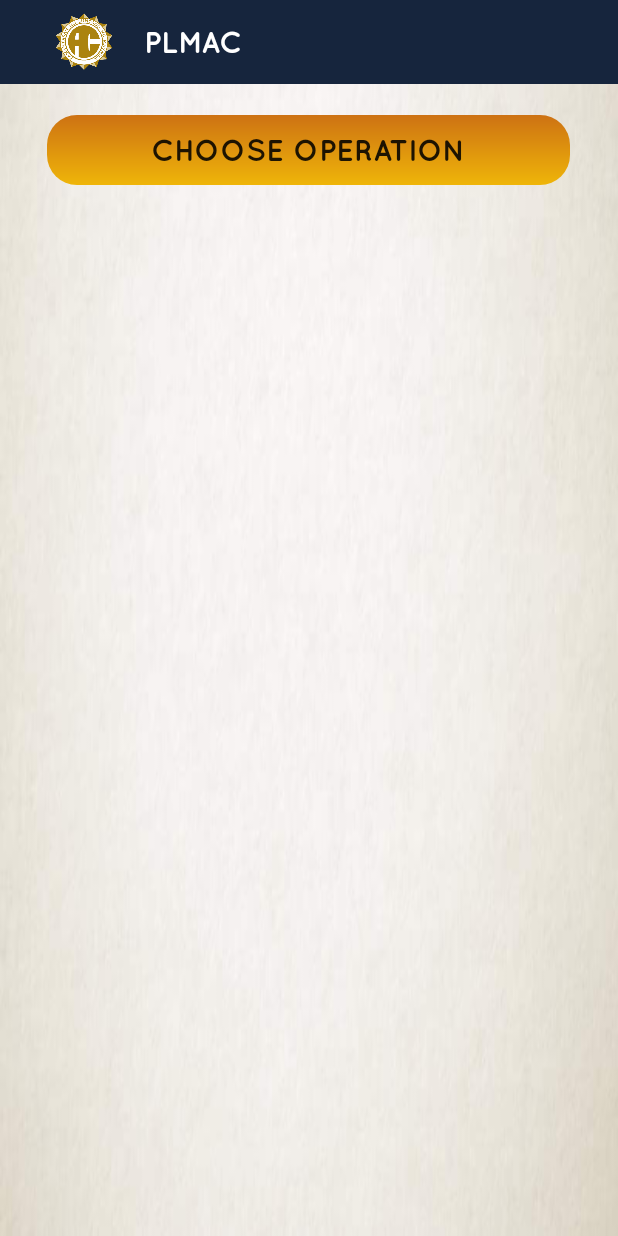
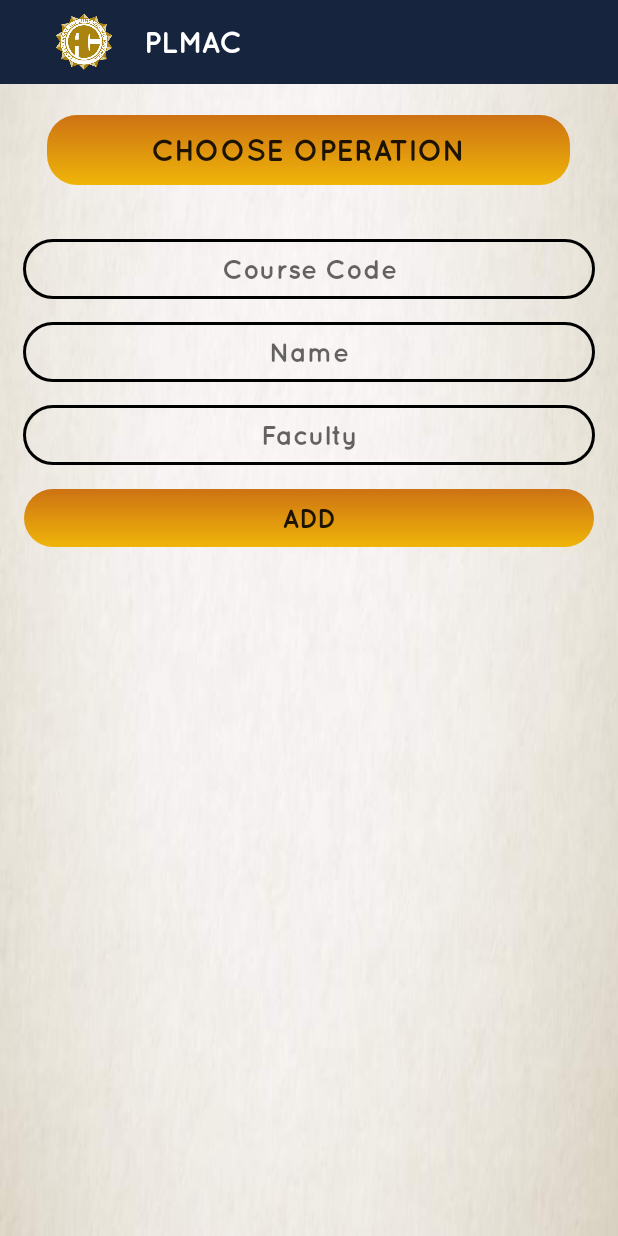
Before and after one commit to plmacdeveloper/PLMAC, an Android app: the AdminSubject screen opened directly, with no data from a screen before it, on a phone screen of 412 x 824 dp. Run offline under Robolectric (Android 15) with nearby library versions, the light colour scheme and no system bars; our stand-ins replace Firebase (no records; nobody signed in at launch, a user with empty details on screens opened directly).

Commit message:
add subject

```diff
--- a/app/build.gradle
+++ b/app/build.gradle
@@ -9,7 +9,7 @@ android {
         versionCode 1
         versionName "1.0"
         testInstrumentationRunner "android.support.test.runner.AndroidJUnitRunner"
-        multiDexEnabled true
+       // multiDexEnabled true
     }
     buildTypes {
         release {
@@ -20,7 +20,7 @@ android {
 }
 
 dependencies {
-    implementation fileTree(dir: 'libs', include: ['*.jar'])
+    implementation fileTree(include: ['*.jar'], dir: 'libs')
     implementation 'com.android.support:appcompat-v7:28.0.0-alpha1'
     implementation 'com.android.support:support-media-compat:28.0.0-alpha1'
     implementation 'com.android.support:support-v4:28.0.0-alpha1'
@@ -35,8 +35,7 @@ dependencies {
     implementation 'com.google.android.gms:play-services-vision:15.0.2'
     implementation 'com.google.zxing:core:3.3.3'
     implementation 'com.journeyapps:zxing-android-embedded:3.6.0'
-
-
+    implementation 'com.android.support:recyclerview-v7:28.0.0-alpha1'
 }
 
 apply plugin: 'com.google.gms.google-services'
--- a/app/src/main/AndroidManifest.xml
+++ b/app/src/main/AndroidManifest.xml
@@ -80,6 +80,7 @@
         <activity
             android:name=".FacultyViewSubject"
             android:theme="@style/AppTheme"/>
+
     </application>
 
 </manifest>
--- a/app/src/main/java/plm/oop/com/plmac/AdminSubject.java
+++ b/app/src/main/java/plm/oop/com/plmac/AdminSubject.java
@@ -2,9 +2,13 @@ package plm.oop.com.plmac;
 
 import android.app.ProgressDialog;
 import android.content.Intent;
-import android.support.annotation.NonNull;
 import android.support.v7.app.AppCompatActivity;
 import android.os.Bundle;
+import android.support.v7.widget.LinearLayoutManager;
+import android.support.v7.widget.RecyclerView;
+import android.text.Editable;
+import android.text.TextWatcher;
+import android.view.Menu;
 import android.view.View;
 import android.widget.Button;
 import android.widget.EditText;
@@ -12,12 +16,11 @@ import android.widget.LinearLayout;
 import android.widget.Toast;
 
 import com.google.firebase.database.DataSnapshot;
-import com.google.firebase.database.DatabaseError;
 import com.google.firebase.database.DatabaseReference;
 import com.google.firebase.database.FirebaseDatabase;
-import com.google.firebase.database.ValueEventListener;
 
-import java.util.HashMap;
+import java.util.ArrayList;
+import java.util.List;
 
 public class AdminSubject extends AppCompatActivity {
 
@@ -31,6 +34,7 @@ public class AdminSubject extends AppCompatActivity {
     //    Delete
     private EditText adminSubjectCodeDelete;
     private Button adminSubjectDeleteUser;
+    private RecyclerView adminSubjectCodeView;
 
     private ProgressDialog progressDialog;
     private FirebaseDatabase firebaseDatabase;
@@ -56,25 +60,10 @@ public class AdminSubject extends AppCompatActivity {
         adminSubjectAddUser = findViewById(R.id.btAdminSubjectAddUser);
 
         adminSubjectCodeDelete = findViewById(R.id.etAdminSubjectCodeDelete);
+        adminSubjectCodeView = findViewById(R.id.rvAdminSubjectCode);
         adminSubjectDeleteUser = findViewById(R.id.btAdminSubjectDeleteUser);
 
 
-        SubjectChooseOperation.setOnClickListener(new View.OnClickListener() {
-            @Override
-            public void onClick(View view) {
-                if(adminSubjectChoose.getVisibility() == View.GONE) {
-                    adminSubjectChoose.setVisibility(View.VISIBLE);
-                    layoutAdminSubjectAdd.setVisibility(View.GONE);
-                    layoutAdminSubjectDelete.setVisibility(View.GONE);
-                    SubjectChooseOperation.setText(R.string.choose);
-                }else{
-                    adminSubjectChoose.setVisibility(View.GONE);
-                    layoutAdminSubjectAdd.setVisibility(View.GONE);
-                    layoutAdminSubjectDelete.setVisibility(View.GONE);
-                    SubjectChooseOperation.setText(R.string.choose);
-                }
-            }
-        });
 
         adminSubjectAdd.setOnClickListener(new View.OnClickListener() {
             @Override
--- a/app/src/main/res/layout/activity_admin_subject.xml
+++ b/app/src/main/res/layout/activity_admin_subject.xml
@@ -4,125 +4,122 @@
     xmlns:tools="http://schemas.android.com/tools"
     android:layout_width="match_parent"
     android:layout_height="match_parent"
-    tools:context=".AdminSubject"
-    android:background="@mipmap/real_ivory">
+    android:background="@mipmap/real_ivory"
+    tools:context=".AdminSubject">
 
     <include
-        layout="@layout/app_bar"
         android:id="@+id/app_bar"
-        >
-    </include>
+        layout="@layout/app_bar"></include>
 
     <Button
         android:id="@+id/btSubjectChooseOperation"
         android:layout_width="wrap_content"
         android:layout_height="wrap_content"
-        android:text="Choose Operation"
+        android:layout_below="@id/app_bar"
         android:layout_centerHorizontal="true"
-        android:layout_below="@id/app_bar"
         android:layout_marginTop="20dp"
         android:background="@drawable/btn_bg2"
+        android:fontFamily="@font/quicksand_bold"
         android:paddingHorizontal="70dp"
-        android:fontFamily="@font/quicksand_bold"
-        android:textSize="20sp"/>
+        android:text="Choose Operation"
+        android:textSize="20sp" />
 
     <LinearLayout
         android:id="@+id/llAdminSubjectChoose"
         android:layout_width="match_parent"
         android:layout_height="wrap_content"
+        android:layout_below="@+id/btSubjectChooseOperation"
+        android:layout_centerHorizontal="true"
         android:layout_marginHorizontal="15dp"
-        android:layout_centerHorizontal="true"
-        android:layout_below="@+id/btSubjectChooseOperation"
         android:orientation="vertical"
-        android:visibility="gone"
-        >
+        android:visibility="gone">
 
         <Button
             android:id="@+id/btAdminSubjectAdd"
             android:layout_width="match_parent"
             android:layout_height="wrap_content"
+            android:layout_marginTop="15dp"
+            android:background="@drawable/btn_bg3"
             android:fontFamily="@font/quicksand_bold"
-            android:textSize="20sp"
-            android:background="@drawable/btn_bg3"
-            android:layout_marginTop="15dp"
-            android:text="ADD"/>
+            android:text="ADD"
+            android:textSize="20sp" />
+
         <Button
             android:id="@+id/btAdminSubjectDelete"
             android:layout_width="match_parent"
             android:layout_height="wrap_content"
+            android:layout_marginTop="15dp"
+            android:background="@drawable/btn_bg3"
             android:fontFamily="@font/quicksand_bold"
-            android:textSize="20sp"
-            android:background="@drawable/btn_bg3"
-            android:layout_marginTop="15dp"
-            android:text="DELETE"/>
+            android:text="DELETE"
+            android:textSize="20sp" />
+
         <Button
             android:id="@+id/btAdminSubjectUpdate"
             android:layout_width="match_parent"
             android:layout_height="wrap_content"
+            android:layout_marginTop="15dp"
+            android:background="@drawable/btn_bg3"
             android:fontFamily="@font/quicksand_bold"
-            android:textSize="20sp"
-            android:background="@drawable/btn_bg3"
-            android:layout_marginTop="15dp"
-            android:text="UPDATE"/>
+            android:text="UPDATE"
+            android:textSize="20sp" />
     </LinearLayout>
 
     <LinearLayout
         android:id="@+id/llAdminSubjectAdd"
         android:layout_width="match_parent"
         android:layout_height="match_parent"
+        android:layout_below="@+id/btSubjectChooseOperation"
         android:layout_marginHorizontal="15dp"
-        android:layout_below="@+id/btSubjectChooseOperation"
         android:layout_marginTop="20dp"
         android:orientation="vertical"
-        android:visibility="gone">
+        android:visibility="visible">
 
         <EditText
             android:id="@+id/etAdminSubjectCodeAdd"
             android:layout_width="match_parent"
             android:layout_height="40dp"
+            android:layout_marginTop="15dp"
             android:background="@drawable/et_bg"
-            android:layout_marginTop="15dp"
             android:fontFamily="@font/quicksand_bold"
             android:hint="Course Code"
             android:textAlignment="center"
-            android:textSize="18sp"
             android:textColor="@color/black"
-            />
+            android:textSize="18sp" />
 
         <EditText
             android:id="@+id/etAdminSubjectNameAdd"
             android:layout_width="match_parent"
             android:layout_height="40dp"
+            android:layout_marginTop="15dp"
             android:background="@drawable/et_bg"
-            android:layout_marginTop="15dp"
             android:fontFamily="@font/quicksand_bold"
             android:hint="Name"
             android:textAlignment="center"
-            android:textSize="18sp"
-            android:textColor="@color/black"/>
+            android:textColor="@color/black"
+            android:textSize="18sp" />
 
         <EditText
             android:id="@+id/etAdminSubjectFacultyAdd"
             android:layout_width="match_parent"
             android:layout_height="40dp"
+            android:layout_marginTop="15dp"
             android:background="@drawable/et_bg"
-            android:layout_marginTop="15dp"
             android:fontFamily="@font/quicksand_bold"
             android:hint="Faculty"
             android:textAlignment="center"
-            android:textSize="18sp"
-            android:textColor="@color/black"/>
+            android:textColor="@color/black"
+            android:textSize="18sp" />
 
         <Button
             android:id="@+id/btAdminSubjectAddUser"
             android:layout_width="match_parent"
             android:layout_height="40dp"
             android:layout_marginTop="15dp"
+            android:background="@drawable/btn_bg2"
+            android:fontFamily="@font/quicksand_bold"
             android:text="Add"
-            android:fontFamily="@font/quicksand_bold"
-            android:textSize="18sp"
-            android:background="@drawable/btn_bg2"
-            />
+            android:textSize="18sp" />
 
     </LinearLayout>
 
@@ -130,8 +127,8 @@
         android:id="@+id/llAdminSubjectDelete"
         android:layout_width="match_parent"
         android:layout_height="match_parent"
+        android:layout_below="@+id/btSubjectChooseOperation"
         android:layout_marginHorizontal="15dp"
-        android:layout_below="@+id/btSubjectChooseOperation"
         android:layout_marginTop="20dp"
         android:orientation="vertical"
         android:visibility="gone">
@@ -140,26 +137,30 @@
             android:id="@+id/etAdminSubjectCodeDelete"
             android:layout_width="match_parent"
             android:layout_height="40dp"
+            android:layout_marginTop="15dp"
             android:background="@drawable/et_bg"
-            android:layout_marginTop="15dp"
             android:fontFamily="@font/quicksand_bold"
             android:hint="Course Code"
             android:textAlignment="center"
-            android:textSize="18sp"
             android:textColor="@color/black"
-            />
+            android:textSize="18sp" />
 
         <Button
             android:id="@+id/btAdminSubjectDeleteUser"
             android:layout_width="match_parent"
             android:layout_height="40dp"
             android:layout_marginTop="15dp"
+            android:background="@drawable/btn_bg2"
+            android:fontFamily="@font/quicksand_bold"
             android:text="Delete"
-            android:fontFamily="@font/quicksand_bold"
-            android:textSize="18sp"
-            android:background="@drawable/btn_bg2"
-            />
+            android:textSize="18sp" />
 
+        <android.support.v7.widget.RecyclerView
+            android:id="@+id/rvAdminSubjectCode"
+            android:layout_width="match_parent"
+            android:layout_height="wrap_content"
+            android:layout_marginTop="15dp"
+            android:scrollbars="vertical" />
     </LinearLayout>
 
 </RelativeLayout>
```
